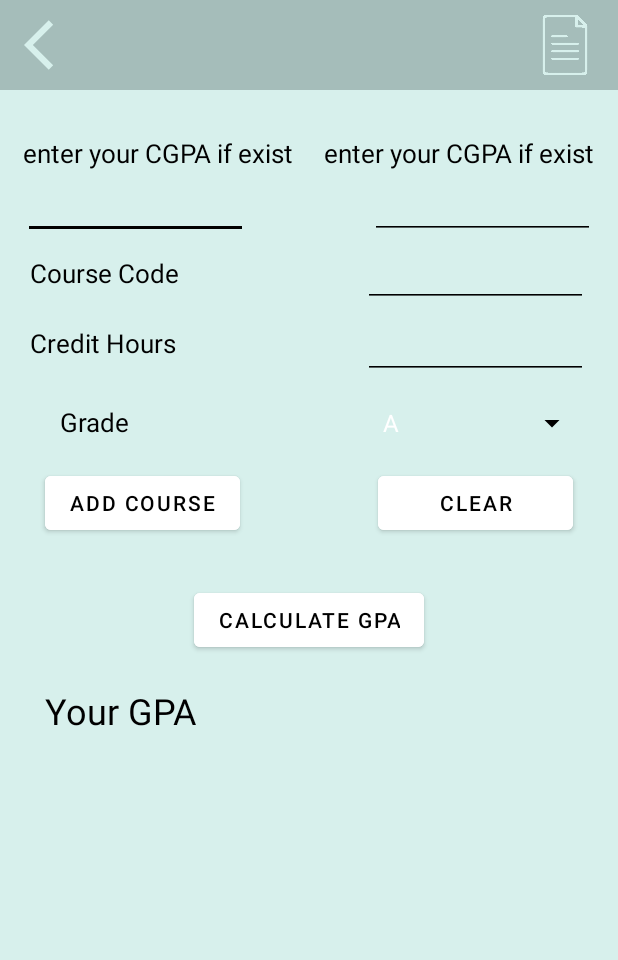
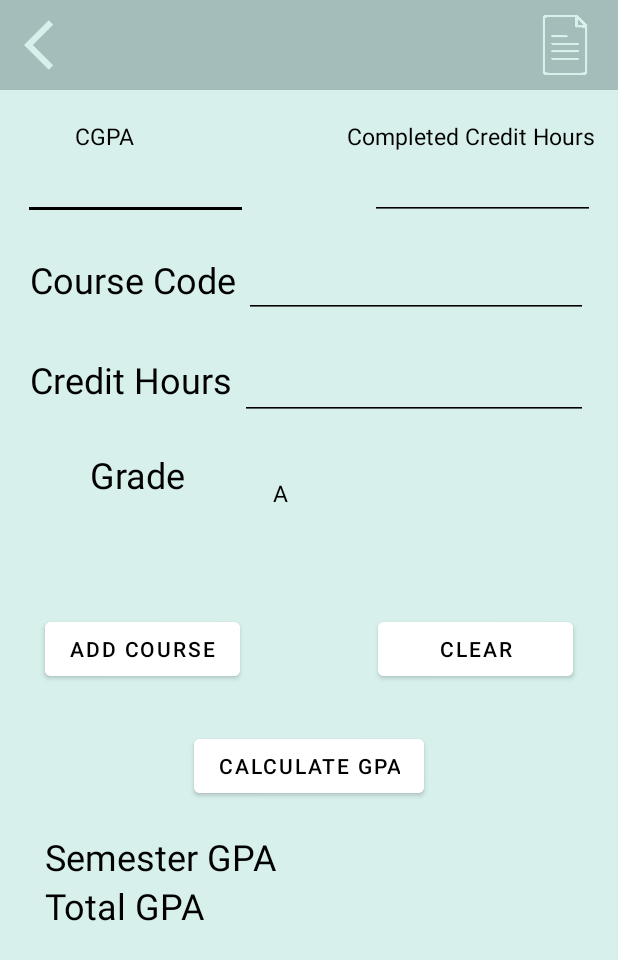
Before and after one commit to maryam2070/javaApp, an Android app: the GpaCalculator screen opened directly, with no data from a screen before it, on a phone screen of 412 x 824 dp. Shown: the top 960 px of the screen. Run offline under Robolectric (Android 15) with nearby library versions, the phone set to English and light mode, and no system bars.

Commit message:
..........

```diff
--- a/app/src/main/java/com/example/aaaaaaaa/CoursesActivity.java
+++ b/app/src/main/java/com/example/aaaaaaaa/CoursesActivity.java
@@ -69,8 +69,8 @@ public class CoursesActivity extends AppCompatActivity {
             String courseCode = data.getStringExtra(addNewCourseActivity.ExtraCourseCode);
             int courseCredit = data.getIntExtra(addNewCourseActivity.ExtraCourseCredit,0);
             int coursePoints = data.getIntExtra(addNewCourseActivity.ExtraCoursePoints,0);
-            char courseGrades = data.getCharExtra(addNewCourseActivity.ExtraCourseGrades,'A');
-
+            char courseGrades = (char) data.getCharExtra(addNewCourseActivity.ExtraCourseGrades,'A');
+            System.out.println("sssssssssss"+data.getCharExtra(addNewCourseActivity.ExtraCourseGrades,'A'));
             Course course = new Course(courseName,courseCode,courseGrades,coursePoints,courseCredit);
             courseViewModel.insert(course);
             Toast.makeText(this,"Course Saved" , Toast.LENGTH_LONG).show();
--- a/app/src/main/java/com/example/aaaaaaaa/GpaCalculator.java
+++ b/app/src/main/java/com/example/aaaaaaaa/GpaCalculator.java
@@ -1,8 +1,9 @@
 package com.example.aaaaaaaa;
 
 import androidx.appcompat.app.AppCompatActivity;
+import androidx.recyclerview.widget.LinearLayoutManager;
+import androidx.recyclerview.widget.RecyclerView;
 
-import android.content.Intent;
 import android.graphics.Color;
 import android.os.Bundle;
 import android.view.View;
@@ -18,26 +19,30 @@ import android.widget.Toast;
 public class GpaCalculator extends AppCompatActivity {
 
     private Spinner spinner;
-    private EditText CreditHours;
+    private EditText CreditHours , courseCode , completedH , CGPA;
     private Button addCourse,calculate,clear;
-    private TextView GPA_view;
-    double totalPoints=0,total_credit=0,creditHours=0,gradePoints;
-    ImageView courses;
+    private TextView GPA_view , total_view;
+    double totalPoints=0,total_credit=0,creditHours=0,gradePoints ,coursePoints,completedHours=0,previousGPA=0;
     ImageView back;
-
+    RecyclerView viewCourses ;
+    LinearLayoutManager layoutManager;
     @Override
     protected void onCreate(Bundle savedInstanceState) {
         super.onCreate(savedInstanceState);
         setContentView(R.layout.activity_gpa_calculator);
+        completedH=findViewById(R.id.creditH);
+        CGPA = findViewById(R.id.CGPA);
+        viewCourses = findViewById(R.id.courses_view);
         CreditHours = findViewById(R.id.creditHours);
+        courseCode=findViewById(R.id.course_code);
         addCourse = findViewById(R.id.Add);
         calculate = findViewById(R.id.calculate);
         clear = findViewById(R.id.Clear);
-        GPA_view = findViewById(R.id.GPA_view);
+        GPA_view = findViewById(R.id.gpa_view);
+        total_view= findViewById(R.id.total_view);
         spinner = findViewById(R.id.Grades);
         final String[] grades =new String[] {"A", "A-", "B+", "B", "C+", "C", "D", "F" , "Abs" , "I" , "W" , "Ba"};
         back=(ImageView)findViewById(R.id.back_iv);
-        courses=(ImageView)findViewById(R.id.courses);
         ArrayAdapter<String> adapter = new ArrayAdapter<String>(this, android.R.layout.simple_spinner_dropdown_item, grades);
         spinner.setAdapter(adapter);
         back.setOnClickListener(new View.OnClickListener() {
@@ -46,20 +51,11 @@ public class GpaCalculator extends AppCompatActivity {
                 finish();
             }
         });
-
-        courses.setOnClickListener(new View.OnClickListener() {
-            @Override
-            public void onClick(View view)
-            {
-                Intent intent=new Intent(GpaCalculator.this,CoursesActivity.class);
-                startActivity(intent);
-            }
-        });
         spinner.setOnItemSelectedListener(new AdapterView.OnItemSelectedListener(){
             @Override
             public void onItemSelected(AdapterView<?> parent, View view, int i, long id) {
-             //   ((TextView) parent.getChildAt(0)).setTextColor(Color.BLACK);
-            //    ((TextView) parent.getChildAt(0)).setTextSize(15);
+                ((TextView) parent.getChildAt(0)).setTextColor(Color.BLACK);
+                ((TextView) parent.getChildAt(0)).setTextSize(15);
                 String selectedGrade = (String) parent.getItemAtPosition(i);
                 if(selectedGrade.equals("A"))
                     gradePoints = 4.00;
@@ -95,14 +91,16 @@ public class GpaCalculator extends AppCompatActivity {
         addCourse.setOnClickListener(new View.OnClickListener() {
             @Override
             public void onClick(View v) {
-                if(!CreditHours.getText().toString().isEmpty()){
+                if((!CreditHours.getText().toString().isEmpty())&&(!courseCode.getText().toString().isEmpty())){
                     creditHours = Double.parseDouble(CreditHours.getText().toString());
-                    totalPoints += (gradePoints*creditHours);
+                    coursePoints=gradePoints*creditHours;
+                    totalPoints += coursePoints;
                     total_credit+=creditHours;
                     Toast.makeText(getApplicationContext(),"Credit : "+creditHours+"\ngrade : "+gradePoints,Toast.LENGTH_LONG).show();
                     CreditHours.setText("");
+                    courseCode.setText("");
                 } else {
-                    Toast.makeText(getApplicationContext() , "Enter credit hours" , Toast.LENGTH_SHORT).show();
+                    Toast.makeText(getApplicationContext() , "Enter missing data values" , Toast.LENGTH_SHORT).show();
                 }
 
 
@@ -111,8 +109,20 @@ public class GpaCalculator extends AppCompatActivity {
         calculate.setOnClickListener(new View.OnClickListener() {
             @Override
             public void onClick(View v) {
-                double result = totalPoints/total_credit;
-                GPA_view.setText(""+result);
+                if((!CGPA.getText().toString().isEmpty())&&(!completedH.getText().toString().isEmpty()))
+                {   previousGPA= Double.parseDouble(CGPA.getText().toString());
+                    completedHours=Double.parseDouble(completedH.getText().toString());
+                    double result = totalPoints/total_credit;
+                    double Total = ((previousGPA*completedHours)+totalPoints)/(total_credit+completedHours);
+                    GPA_view.setText(""+result);
+                    total_view.setText(""+Total);
+                }
+                else
+                {
+                    double result = totalPoints/total_credit;
+                    GPA_view.setText(""+result);
+                    total_view.setText(""+result);
+                }
 
             }
         });
@@ -122,8 +132,15 @@ public class GpaCalculator extends AppCompatActivity {
                 totalPoints=0;
                 total_credit=0;
                 creditHours=0;
+                completedHours=0;
+                previousGPA=0;
+                coursePoints=0;
+                CGPA.setText("");
+                completedH.setText("");
                 CreditHours.setText("");
-                GPA_view.setText("Here is your GPA");
+                GPA_view.setText("");
+                total_view.setText("");
+
             }
         });
     }
--- a/app/src/main/java/com/example/aaaaaaaa/addNewCourseActivity.java
+++ b/app/src/main/java/com/example/aaaaaaaa/addNewCourseActivity.java
@@ -72,8 +72,6 @@ public class addNewCourseActivity extends AppCompatActivity {
         numberPickerGrades.setOnItemSelectedListener(new AdapterView.OnItemSelectedListener() {
             @Override
             public void onItemSelected(AdapterView<?> parent, View view, int i, long id) {
-                //   ((TextView) parent.getChildAt(0)).setTextColor(Color.BLACK);
-                //    ((TextView) parent.getChildAt(0)).setTextSize(15);
                 selectedGrade = (String) parent.getItemAtPosition(i);
             }
 
@@ -102,6 +100,7 @@ public class addNewCourseActivity extends AppCompatActivity {
         data.putExtra(ExtraCourseCredit, courseCreditSave);
         data.putExtra(ExtraCoursePoints, coursePointsSave);
 
+        System.out.println("sssssssssss"+selectedGrade);
         setResult(RESULT_OK, data);
         finish();
     }
--- a/app/src/main/res/layout/activity_gpa_calculator.xml
+++ b/app/src/main/res/layout/activity_gpa_calculator.xml
@@ -1,238 +1,110 @@
-<?xml version="1.0" encoding="utf-8"?>
-<LinearLayout
-    xmlns:android="http://schemas.android.com/apk/res/android"
-    xmlns:app="http://schemas.android.com/apk/res-auto"
-    xmlns:tools="http://schemas.android.com/tools"
-    android:layout_width="match_parent"
-    android:layout_height="match_parent"
-    android:background="@color/primary_color"
-    android:orientation="vertical"
-    tools:context=".GpaCalculator">
+<?xml version="1.0" encoding="UTF-8"?>
 
-    <ScrollView
-        android:layout_width="match_parent"
-        android:layout_height="match_parent">
-
-        <LinearLayout
-            android:layout_width="match_parent"
-            android:layout_height="match_parent"
-            android:orientation="vertical"
-            >
-
-            <androidx.appcompat.widget.Toolbar
-                android:layout_width="match_parent"
-                android:layout_height="60dp"
-                android:background="@color/dark_primary_color">
-
-                <ImageView
-                    android:id="@+id/back_iv"
-                    android:layout_width="40dp"
-                    android:layout_height="40dp"
-                    android:src="@drawable/ic_baseline_arrow_back_ios_24"
-                    android:layout_gravity="start"
-                    android:backgroundTint="@color/dark_primary_color"
-                    android:layout_marginStart="15dp"
-                    app:tint="@color/primary_color" />
-                <ImageView
-                    android:id="@+id/courses"
-                    android:layout_width="40dp"
-                    android:layout_height="40dp"
-                    android:src="@drawable/img_571207"
-                    android:layout_gravity="end"
-                    android:backgroundTint="@color/dark_primary_color"
-                    android:layout_marginEnd="15dp"
-                    app:tint="@color/primary_color" />
-            </androidx.appcompat.widget.Toolbar>
+    <ScrollView tools:context=".GpaCalculator" android:background="@color/primary_color" android:layout_height="match_parent" android:layout_width="match_parent" xmlns:tools="http://schemas.android.com/tools" xmlns:app="http://schemas.android.com/apk/res-auto" xmlns:android="http://schemas.android.com/apk/res/android">
 
 
-            <GridLayout
-                android:layout_marginTop="30dp"
-                android:layout_width="match_parent"
-                android:layout_height="wrap_content"
-                android:rowCount="2"
-                android:columnCount="2">
-                <TextView
-                    android:layout_width="wrap_content"
-                    android:layout_height="wrap_content"
-                    android:text="enter your CGPA if exist"
-                    android:textColor="@color/black"
-                    android:textSize="17sp"
-                    android:layout_gravity="start"
-                    android:layout_marginStart="15dp"/>
-                <TextView
-                    android:layout_width="wrap_content"
-                    android:layout_height="wrap_content"
-                    android:text="enter your CGPA if exist"
-                    android:textColor="@color/black"
-                    android:layout_gravity="end"
-                    android:layout_marginEnd="15dp"
-                    android:textSize="17sp"/>
-
-                <EditText
-                    android:id="@+id/CGPA"
-                    android:layout_height="wrap_content"
-                    android:layout_width="150dp"
-                    android:backgroundTint="@color/black"
-                    android:layout_gravity="start"
-                    android:inputType="number"
-                    android:layout_marginStart="15dp"/>
-                <EditText
-                    android:id="@+id/creditH"
-                    android:layout_width="150dp"
-                    android:layout_height="wrap_content"
-                    android:layout_gravity="end"
-                    android:layout_marginEnd="15dp"
-                    android:backgroundTint="@color/black"/>
+    <LinearLayout android:layout_height="match_parent" android:layout_width="match_parent" android:orientation="vertical">
 
 
+    <androidx.appcompat.widget.Toolbar android:background="@color/dark_primary_color" android:layout_height="60dp" android:layout_width="match_parent">
+
+    <ImageView android:layout_height="40dp" android:layout_width="40dp" app:tint="@color/primary_color" android:layout_marginStart="15dp" android:backgroundTint="@color/dark_primary_color" android:layout_gravity="start" android:src="@drawable/ic_baseline_arrow_back_ios_24" android:id="@+id/back_iv"/>
+
+    <ImageView android:layout_height="40dp" android:layout_width="40dp" app:tint="@color/primary_color" android:backgroundTint="@color/dark_primary_color" android:layout_gravity="end" android:src="@drawable/img_571207" android:id="@+id/courses" android:layout_marginEnd="15dp"/>
+
+</androidx.appcompat.widget.Toolbar>
 
 
+    <GridLayout android:layout_height="wrap_content"
+        android:layout_width="match_parent"
+        android:layout_marginTop="20dp"
+        android:columnCount="2" android:rowCount="2">
+
+    <TextView
+        android:layout_height="wrap_content"
+        android:layout_width="wrap_content"
+        android:layout_marginStart="50dp"
+        android:layout_gravity="start"
+        android:textSize="15sp"
+        android:textColor="@color/black"
+        android:text="CGPA"/>
+
+    <TextView
+        android:layout_height="wrap_content"
+        android:layout_width="wrap_content"
+        android:layout_gravity="end"
+        android:layout_marginEnd="15dp"
+        android:textSize="15sp"
+        android:textColor="@color/black"
+        android:text="Completed Credit Hours"/>
+
+    <EditText android:layout_height="wrap_content" android:layout_width="150dp" android:layout_marginStart="15dp" android:backgroundTint="@color/black" android:layout_gravity="start" android:id="@+id/CGPA" android:textColor="@color/black"/>
+
+    <EditText android:layout_height="wrap_content" android:layout_width="150dp" android:backgroundTint="@color/black" android:layout_gravity="end" android:id="@+id/creditH" android:layout_marginEnd="15dp" android:textColor="@color/black"/>
+
+</GridLayout>
 
 
-                <TextView
-                    android:id="@+id/textView"
+    <LinearLayout android:layout_height="wrap_content" android:layout_width="match_parent" android:orientation="horizontal" android:layout_margin="20dp">
 
-                    android:layout_gravity="start"
-                    android:layout_marginStart="20dp"
-                    android:layout_width="wrap_content"
-                    android:layout_height="wrap_content"
-                    android:text="Course Code"
-                    android:textColor="@color/black"
-                    android:textSize="17sp" />
+    <TextView android:layout_height="wrap_content" android:layout_width="wrap_content" android:id="@+id/textView" android:textSize="24sp" android:textColor="@color/black" android:text="Course Code"/>
 
-                <EditText
-                    android:id="@+id/courseCode"
-                    android:layout_width="150dp"
-                    android:layout_height="wrap_content"
+    <EditText android:layout_height="wrap_content" android:layout_width="match_parent" android:layout_marginStart="5dp" android:backgroundTint="@color/black" android:id="@+id/course_code" android:textColor="@color/black" android:inputType="textPersonName" android:ems="10"/>
 
-                    android:layout_gravity="end"
-                    android:layout_marginEnd="20dp"
-                    android:backgroundTint="@color/black"
-                    android:inputType="textPersonName"
-                    android:textColor="@color/black"
-                    android:visibility="visible" />
+</LinearLayout>
 
 
-            </GridLayout>
+    <LinearLayout android:layout_height="wrap_content" android:layout_width="match_parent" android:orientation="horizontal" android:layout_marginStart="20dp" android:layout_marginEnd="20dp">
 
-            <GridLayout
-                android:layout_width="match_parent"
-                android:layout_height="wrap_content"
-                android:orientation="horizontal"
-                android:layout_gravity="start"
-                android:rowCount="4"
-                android:layout_marginStart="20dp"
-                android:columnCount="2">
+    <TextView android:layout_height="wrap_content" android:layout_width="wrap_content" android:id="@+id/textView2" android:textSize="24sp" android:textColor="@color/black" android:text="Credit Hours" android:textColorHighlight="@color/dark_primary_color"/>
 
-                <TextView
-                    android:id="@+id/textView2"
-                    android:layout_width="wrap_content"
-                    android:layout_height="wrap_content"
-                    android:text="Credit Hours"
-                    android:textColor="@color/black"
-                    android:textColorHighlight="@color/dark_primary_color"
-                    android:textSize="17sp" />
+    <EditText android:layout_height="wrap_content" android:layout_width="match_parent" android:layout_marginStart="5dp" android:backgroundTint="@color/black" android:id="@+id/creditHours" android:textColor="@color/black" android:inputType="number" android:ems="10" android:minHeight="48dp"/>
 
-                <EditText
-                    android:id="@+id/creditHours"
-                    android:layout_width="150dp"
-                    android:layout_height="wrap_content"
-                    android:layout_gravity="end"
-                    android:layout_marginEnd="20dp"
-                    android:inputType="number"
-                    android:backgroundTint="@color/black"
-                    android:minHeight="48dp"
-                    android:textColor="@color/black" />
-
-                <TextView
-                    android:id="@+id/textView3"
-                    android:layout_width="143dp"
-                    android:layout_height="42dp"
-                    android:text="Grade"
-                    android:layout_gravity="start"
-                    android:layout_marginStart="20dp"
-                    android:textColor="@color/black"
-                    android:textSize="17sp"
-                    />
-
-                <Spinner
-                    android:id="@+id/Grades"
-                    android:layout_width="150dp"
-                    android:layout_height="wrap_content"
-                    android:layout_marginEnd="20dp"
-                    android:layout_gravity="end"
-                    android:padding="5dp"
-                    android:dropDownSelector="@color/gray"
-                    android:backgroundTint="@color/black"
-                    android:foregroundTint="@color/black"/>
-            </GridLayout>
-            <GridLayout
-                android:layout_width="match_parent"
-                android:layout_height="wrap_content"
-                android:layout_marginBottom="30dp">
-                <Button
-                    android:id="@+id/Add"
-                    android:layout_width="130dp"
-                    android:layout_height="wrap_content"
-                    android:layout_gravity="start"
-                    android:layout_marginStart="30dp"
-                    android:backgroundTint="@color/white"
-                    android:text="add course"
-                    android:visibility="visible"
-                    app:strokeColor="@color/dark_primary_color" />
-
-                <Button
-                    android:id="@+id/Clear"
-                    android:layout_width="130dp"
-                    android:layout_height="wrap_content"
-                    android:layout_gravity="end"
-                    android:layout_marginEnd="30dp"
-                    android:backgroundTint="@color/white"
-                    app:strokeColor="@color/dark_primary_color"
-                    android:text="clear"
-                    />
-            </GridLayout>
+</LinearLayout>
 
 
+    <LinearLayout android:layout_height="wrap_content" android:layout_width="match_parent" android:orientation="horizontal" android:layout_marginStart="20dp" android:layout_marginEnd="20dp" android:layout_marginBottom="50dp" android:layout_marginTop="20dp">
 
-            <Button
-                android:id="@+id/calculate"
-                android:layout_width="wrap_content"
-                android:layout_height="wrap_content"
-                android:layout_gravity="center"
-                android:layout_marginBottom="20dp"
-                android:backgroundTint="@color/white"
-                android:text="Calculate GPA"
-                app:strokeColor="@color/dark_primary_color" />
+    <TextView android:layout_height="42dp" android:layout_width="143dp" android:id="@+id/textView3" android:textSize="24sp" android:textColor="@color/black" android:text="Grade" android:textAlignment="center"/>
+
+    <Spinner android:layout_height="wrap_content" android:layout_width="match_parent" android:layout_marginStart="5dp" android:backgroundTint="@color/baby_blue" android:id="@+id/Grades" android:padding="5dp" android:foregroundTint="@color/black" android:dropDownSelector="@color/gray"/>
+
+</LinearLayout>
 
 
-            <GridLayout
-                android:layout_width="match_parent"
-                android:layout_height="wrap_content">
+    <GridLayout android:layout_height="wrap_content" android:layout_width="match_parent" android:layout_marginBottom="30dp">
 
-                <TextView
-                    android:layout_width="wrap_content"
-                    android:layout_height="wrap_content"
-                    android:layout_gravity="start"
-                    android:layout_marginStart="30dp"
-                    android:text="Your GPA "
-                    android:textColor="@color/black"
-                    android:textSize="24sp" />
+    <Button android:layout_height="wrap_content" android:layout_width="130dp" android:layout_marginStart="30dp" android:backgroundTint="@color/white" android:layout_gravity="start" android:id="@+id/Add" android:text="add course" app:strokeColor="@color/dark_primary_color" android:visibility="visible"/>
 
-                <TextView
-                    android:id="@+id/GPA_view"
-                    android:layout_width="wrap_content"
-                    android:layout_height="wrap_content"
-                    android:layout_gravity="end"
-                    android:layout_marginEnd="80dp"
-                    android:textColor="@color/black"
-                    android:textSize="24sp" />
+    <Button android:layout_height="wrap_content" android:layout_width="130dp" android:backgroundTint="@color/white" android:layout_gravity="end" android:id="@+id/Clear" android:layout_marginEnd="30dp" android:text="clear" app:strokeColor="@color/dark_primary_color"/>
 
-            </GridLayout>
+</GridLayout>
+
+    <Button android:layout_height="wrap_content" android:layout_width="wrap_content" android:backgroundTint="@color/white" android:layout_gravity="center" android:id="@+id/calculate" android:text="Calculate GPA" android:layout_marginBottom="20dp" app:strokeColor="@color/dark_primary_color"/>
+        <androidx.recyclerview.widget.RecyclerView
+            android:layout_height="match_parent"
+            android:layout_width="match_parent"
+            android:id="@+id/courses_view"
+            tools:listitem="@layout/course_view"/>
+
+    <GridLayout android:layout_height="wrap_content" android:layout_width="match_parent">
+
+    <TextView android:layout_height="match_parent" android:layout_width="wrap_content" android:layout_marginStart="30dp" android:layout_gravity="start" android:textSize="24sp" android:textColor="@color/black" android:text="Semester GPA "/>
+
+    <TextView android:layout_height="wrap_content" android:layout_width="wrap_content" android:layout_gravity="end" android:id="@+id/gpa_view" android:layout_marginEnd="80dp" android:textSize="24sp" android:textColor="@color/black"/>
+
+</GridLayout>
 
 
-        </LinearLayout>
+    <GridLayout android:layout_height="wrap_content" android:layout_width="match_parent">
 
-    </ScrollView>
+    <TextView android:layout_height="wrap_content" android:layout_width="wrap_content" android:layout_marginStart="30dp" android:layout_gravity="start" android:id="@+id/total" android:textSize="24sp" android:textColor="@color/black" android:text="Total GPA "/>
+
+    <TextView android:layout_height="wrap_content" android:layout_width="wrap_content" android:layout_gravity="end" android:id="@+id/total_view" android:layout_marginEnd="80dp" android:textSize="24sp" android:textColor="@color/black"/>
+
+</GridLayout>
+
 
 </LinearLayout>
+
+</ScrollView>
```
Also changed, not shown: app/src/main/java/com/example/aaaaaaaa/CourseGrade.java (added, +50 -0 lines), app/src/main/java/com/example/aaaaaaaa/ViewAdapter.java (added, +49 -0 lines), app/src/main/res/layout/course_item.xml (+12 -12 lines), app/src/main/res/layout/course_view.xml (added, +52 -0 lines).
